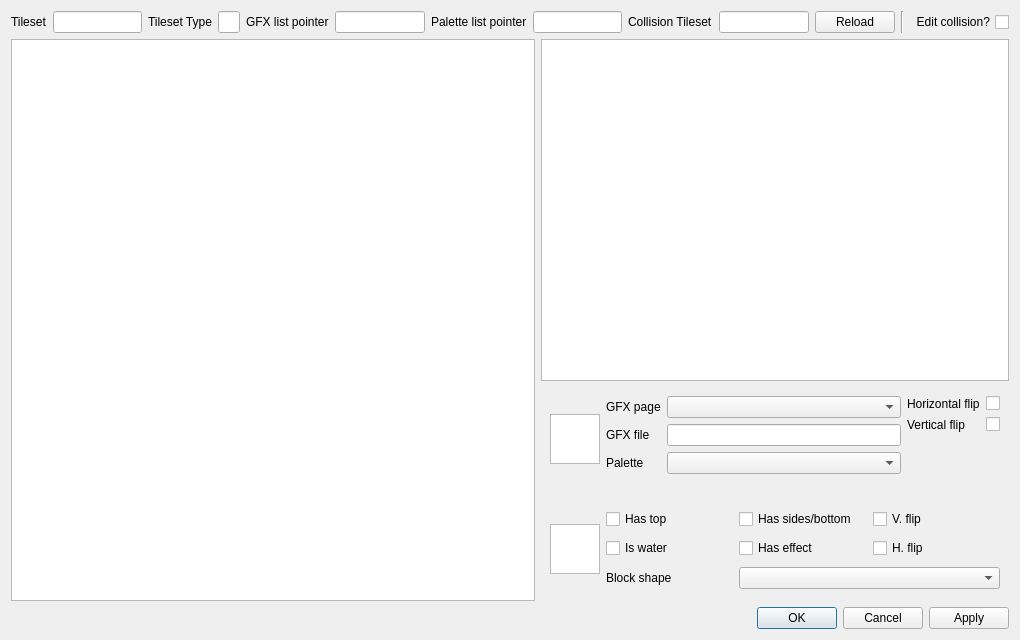
The window that dsvedit/tileset_editor.ui (LagoLunatic/DSVEdit) describes before a commit, drawn with Qt 5.
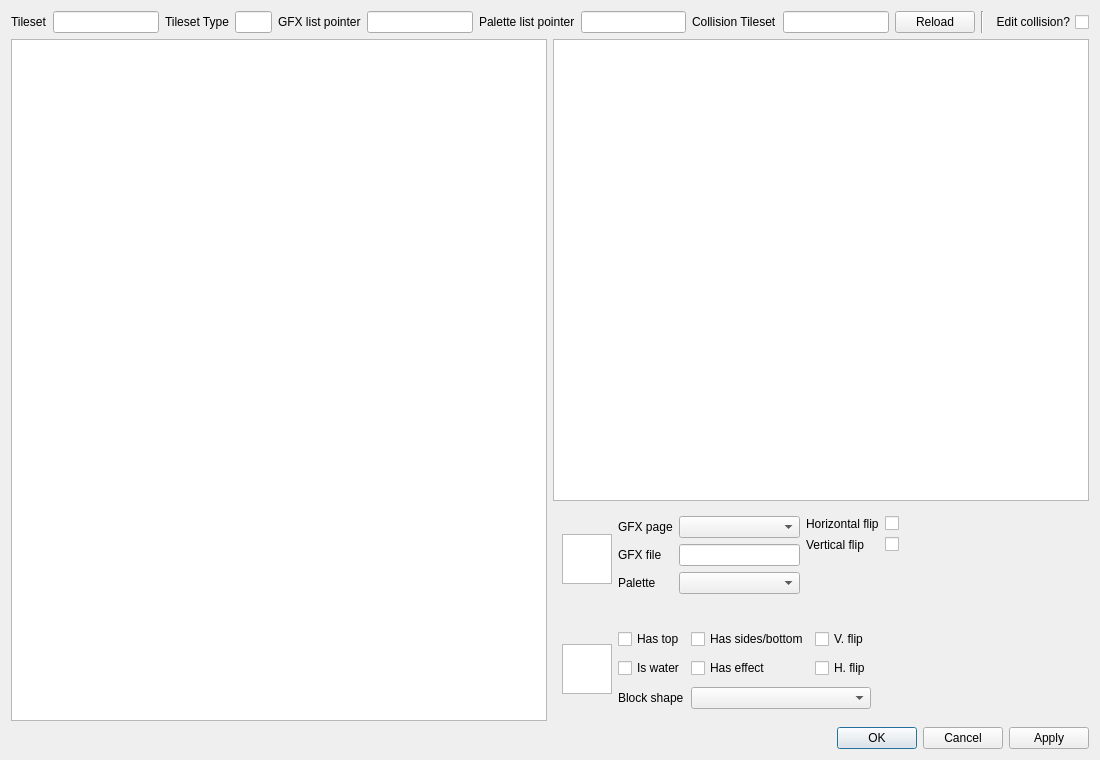
The same window after the commit.

Commit message: Tileset editor: Add a visual way of selecting collision tiles

```diff
--- a/dsvedit/tileset_editor.ui
+++ b/dsvedit/tileset_editor.ui
@@ -6,8 +6,8 @@
    <rect>
     <x>0</x>
     <y>0</y>
-    <width>1020</width>
-    <height>640</height>
+    <width>1100</width>
+    <height>760</height>
    </rect>
   </property>
   <property name="windowTitle">
@@ -223,6 +223,19 @@
               </item>
              </layout>
             </item>
+            <item>
+             <spacer name="horizontalSpacer">
+              <property name="orientation">
+               <enum>Qt::Horizontal</enum>
+              </property>
+              <property name="sizeHint" stdset="0">
+               <size>
+                <width>40</width>
+                <height>20</height>
+               </size>
+              </property>
+             </spacer>
+            </item>
            </layout>
           </widget>
          </item>
@@ -301,6 +314,19 @@
               </item>
              </layout>
             </item>
+            <item>
+             <spacer name="horizontalSpacer_2">
+              <property name="orientation">
+               <enum>Qt::Horizontal</enum>
+              </property>
+              <property name="sizeHint" stdset="0">
+               <size>
+                <width>40</width>
+                <height>20</height>
+               </size>
+              </property>
+             </spacer>
+            </item>
            </layout>
           </widget>
          </item>
```
The commit also changes 1 other file.
